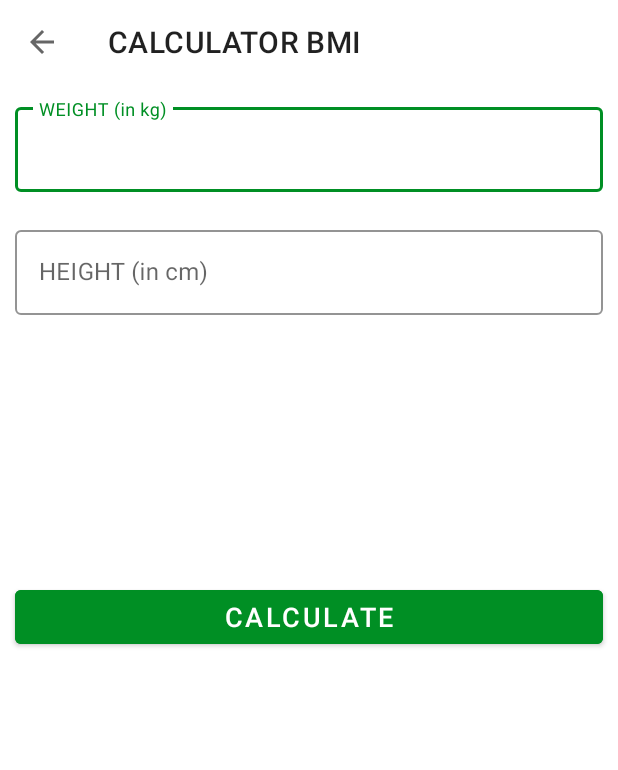
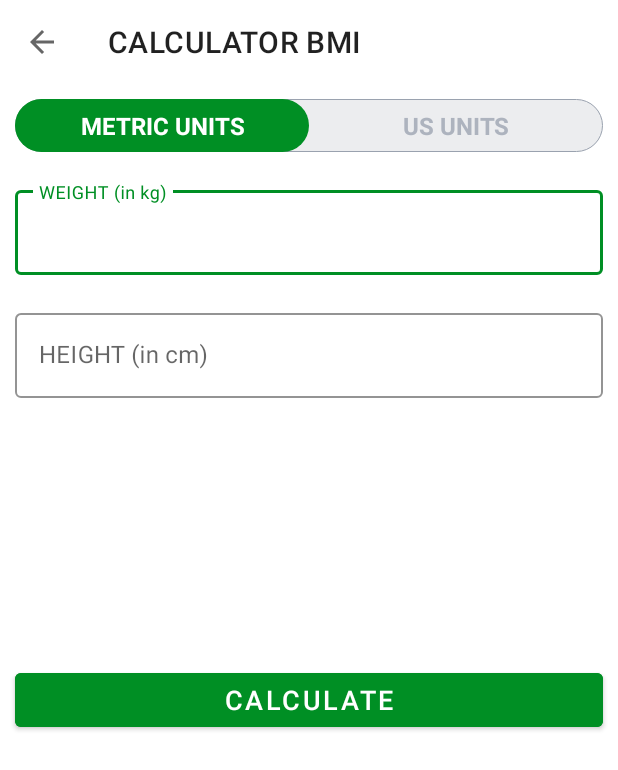
Before and after one commit to tranvuhung/7minutesworkout, an Android app: the BMIActivity screen opened directly, with no data from a screen before it, on a phone screen of 412 x 824 dp. Shown: the top 770 px of the screen. Run offline under Robolectric (Android 15) with nearby library versions, the phone set to English and light mode, and no system bars.

Commit message:
add segement control

```diff
--- /dev/null
+++ b/app/src/main/res/drawable/drawable_radio_group_tab_background.xml
@@ -0,0 +1,20 @@
+<?xml version="1.0" encoding="utf-8"?>
+<!--TODO(Step 2 : Designed a custom background for the Radio Group.)-->
+<!--START-->
+<shape xmlns:android="http://schemas.android.com/apk/res/android"
+    android:shape="rectangle">
+
+    <solid android:color="#ECEDEF" />
+
+    <stroke
+        android:width="0.5dp"
+        android:color="#9AA2AF" />
+
+    <corners android:radius="30dp" />
+    <!--There parameters are used if you want to add a radius to all corners separately.-->
+    <!--android:bottomLeftRadius="30dp"
+        android:bottomRightRadius="30dp"
+        android:topLeftRadius="30dp"
+        android:topRightRadius="30dp"-->
+</shape>
+    <!--END-->
--- /dev/null
+++ b/app/src/main/res/drawable/drawable_units_tab_selector.xml
@@ -0,0 +1,14 @@
+<?xml version="1.0" encoding="utf-8"?>
+<!--TODO(Step 3 : Designed a custom selector for the Selected Item of the radio button.)-->
+<!--START-->
+<selector xmlns:android="http://schemas.android.com/apk/res/android">
+    <item android:state_checked="true">
+        <shape android:shape="rectangle">
+
+            <solid android:color="@color/colorAccent" />
+
+            <corners android:radius="30dp" />
+        </shape>
+    </item>
+</selector>
+    <!--END-->
--- /dev/null
+++ b/app/src/main/res/drawable/drawable_units_tab_text_color_selector.xml
@@ -0,0 +1,10 @@
+<?xml version="1.0" encoding="utf-8"?>
+<!--TODO(Step 4 : Added a selector for the text color in the radio button as per the state.)-->
+<!--START-->
+<selector xmlns:android="http://schemas.android.com/apk/res/android">
+
+    <item android:color="#FFFFFF" android:state_checked="true" />
+
+    <item android:color="#ADB3BE" android:state_checked="false" />
+</selector>
+    <!--END-->
--- a/app/src/main/res/layout/activity_bmi_activity.xml
+++ b/app/src/main/res/layout/activity_bmi_activity.xml
@@ -13,6 +13,44 @@
         android:layout_height="?android:attr/actionBarSize"
         android:background="#FFFFFF" />
 
+    <RadioGroup
+        android:id="@+id/rgUnits"
+        android:layout_width="match_parent"
+        android:layout_height="wrap_content"
+        android:layout_below="@id/toolbar_bmi_activity"
+        android:layout_margin="10dp"
+        android:background="@drawable/drawable_radio_group_tab_background"
+        android:orientation="horizontal">
+
+        <RadioButton
+            android:id="@+id/rbMetricUnits"
+            android:layout_width="0dp"
+            android:layout_height="35dp"
+            android:layout_weight="0.50"
+            android:background="@drawable/drawable_units_tab_selector"
+            android:button="@null"
+            android:checked="true"
+            android:gravity="center"
+            android:text="METRIC UNITS"
+            android:textColor="@drawable/drawable_units_tab_text_color_selector"
+            android:textSize="16sp"
+            android:textStyle="bold" />
+
+        <RadioButton
+            android:id="@+id/rbUsUnits"
+            android:layout_width="0dp"
+            android:layout_height="35dp"
+            android:layout_weight="0.50"
+            android:background="@drawable/drawable_units_tab_selector"
+            android:button="@null"
+            android:checked="false"
+            android:gravity="center"
+            android:text="US UNITS"
+            android:textColor="@drawable/drawable_units_tab_text_color_selector"
+            android:textSize="16sp"
+            android:textStyle="bold" />
+    </RadioGroup>
+
     <com.google.android.material.textfield.TextInputLayout
         android:layout_width="match_parent"
         android:layout_height="wrap_content"
@@ -20,7 +58,7 @@
         android:layout_margin="10dp"
         app:boxStrokeColor="@color/colorAccent"
         app:hintTextColor="@color/colorAccent"
-        android:layout_below="@+id/toolbar_bmi_activity"
+        android:layout_below="@+id/rgUnits"
         style="@style/Widget.MaterialComponents.TextInputLayout.OutlinedBox">
         <androidx.appcompat.widget.AppCompatEditText
             android:id="@+id/etMetricUnitWeight"
```
